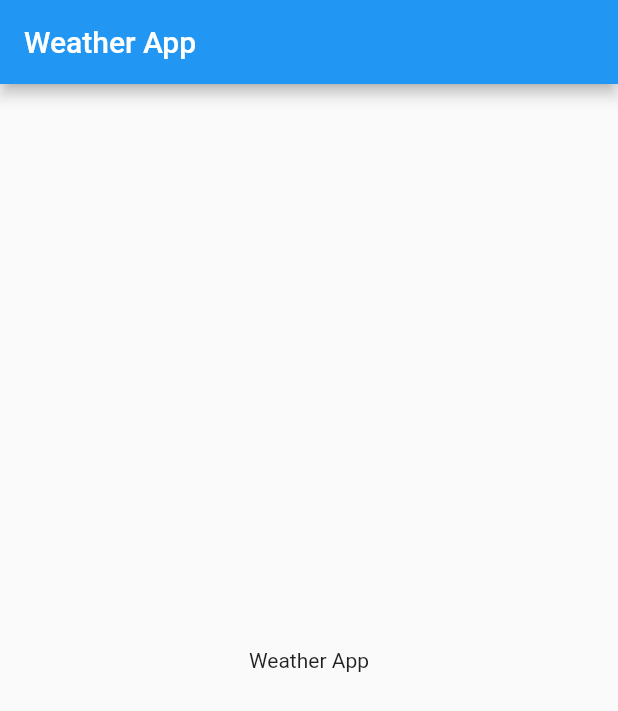
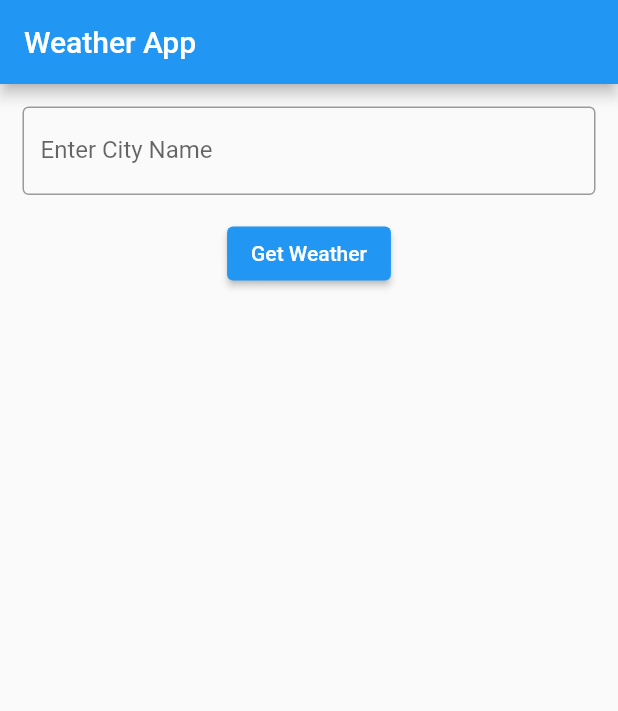
Before and after one commit to Tawfique07/weather_bit_app, a Flutter app: the screen it shows after launch, on a phone screen of 412 x 824 dp. Shown: the top 711 px of the screen. Run offline on Flutter 3.47's test engine with Material 2 defaults, Android fonts, the light colour scheme and no system bars.

Commit message:
TextField and Button Added
In src/app.dart file new widget added

```diff
--- a/lib/src/app.dart
+++ b/lib/src/app.dart
@@ -14,8 +14,13 @@ class AppState extends State<App> {
   Widget build(BuildContext context) {
     return MaterialApp(
       home: Scaffold(
-        body: const Center(
-          child: Text("Weather App"),
+        body: Center(
+          child: Column(
+            children: [
+              texField(),
+              button(),
+            ],
+          ),
         ),
         appBar: AppBar(
           title: const Text("Weather App"),
@@ -23,4 +28,26 @@ class AppState extends State<App> {
       ),
     );
   }
+
+  Widget texField() {
+    return const Padding(
+      padding: EdgeInsets.all(15),
+      child: TextField(
+        decoration: InputDecoration(
+          border: OutlineInputBorder(),
+          label: Text("Enter City Name"),
+        ),
+      ),
+    );
+  }
+
+  Widget button() {
+    return ElevatedButton(
+      onPressed: () {
+        print("Button Pressed");
+        setState(() {});
+      },
+      child: const Text("Get Weather"),
+    );
+  }
 }
```
